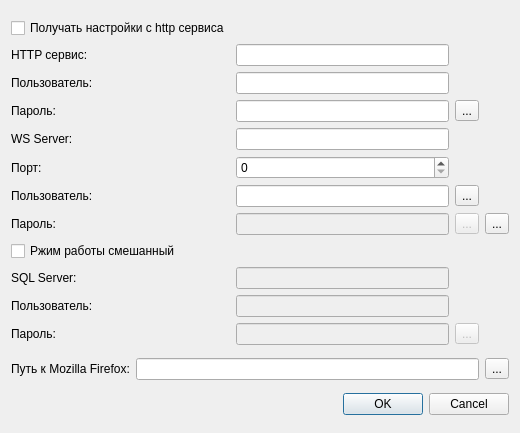
Above: mpl/dialogconnection.ui from arcirk/ws_solution before the change. Below: the same form after it.
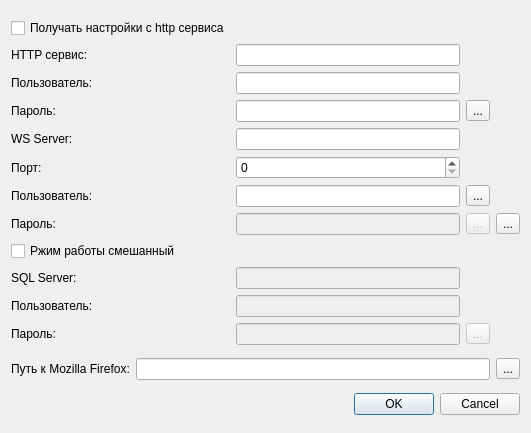
That is the form after the change. Icons and pictures are not drawn.

The edit to the form file:
```diff
--- a/mpl/dialogconnection.ui
+++ b/mpl/dialogconnection.ui
@@ -6,7 +6,7 @@
    <rect>
     <x>0</x>
     <y>0</y>
-    <width>520</width>
+    <width>531</width>
     <height>433</height>
    </rect>
   </property>
```
